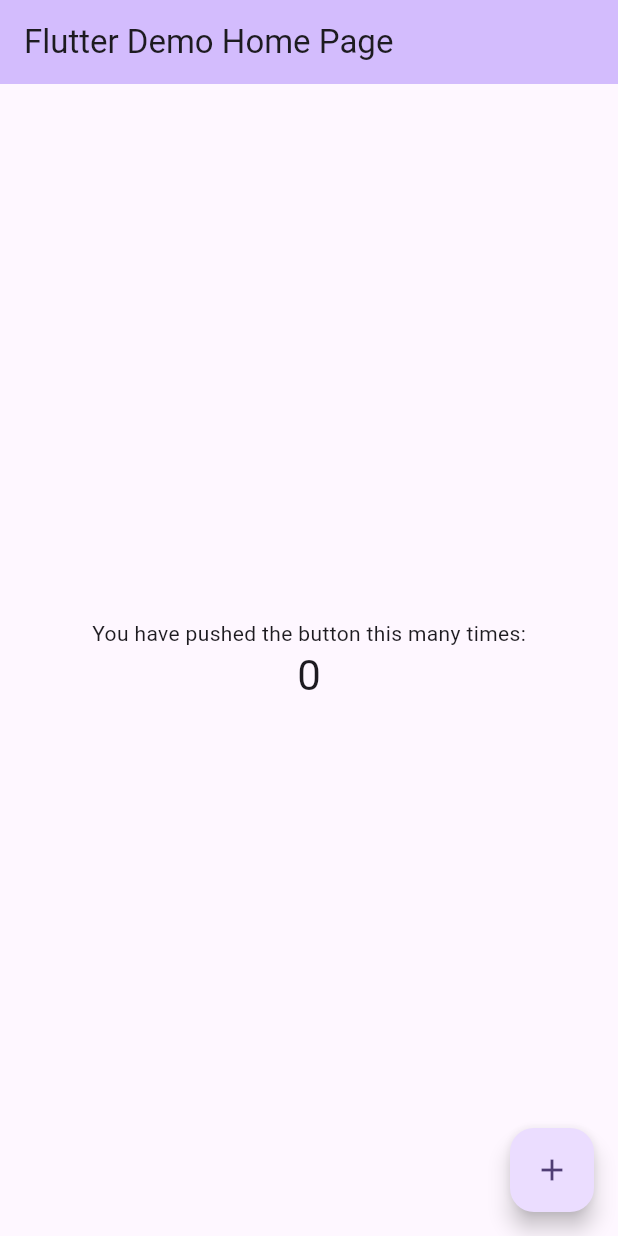
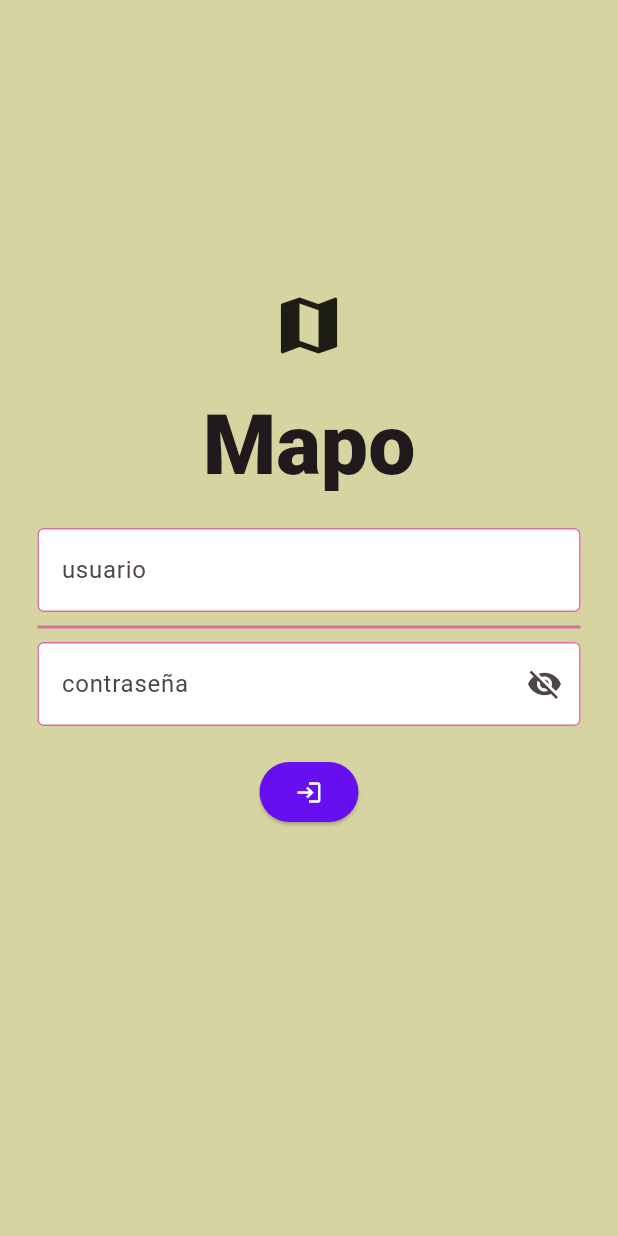
Before and after one commit to RemiH06/Mapo, a Flutter app: the screen it shows after launch, on a phone screen of 412 x 824 dp. Run offline on Flutter 3.47's test engine with Material 3 defaults, Android fonts, the phone set to English and light mode, and no system bars.

Commit message:
Primer update a la app de Flutter: versión 1 de la página de login

```diff
--- /dev/null
+++ b/mapo_flutter/assets/usuarios_fake.json
@@ -0,0 +1,4 @@
+{
+    "sofi": "1234",
+    "chofas": "5678"
+}
--- /dev/null
+++ b/mapo_flutter/lib/components/entry_boxes.dart
@@ -0,0 +1,64 @@
+import 'package:flutter/material.dart';
+
+// Esto es para cualquier entrada de texto que se haga
+
+class UserPass extends StatefulWidget {
+  final controller;
+  final String field_indicator;
+  final bool obscureText;
+  const UserPass({
+    super.key,
+    required this.controller,
+    required this.field_indicator,
+    required this.obscureText
+  });
+
+  @override
+  State<UserPass> createState() => _UserPassState();
+
+}
+
+class _UserPassState extends State<UserPass> {
+  late bool _obscure;
+
+  @override
+  void initState() {
+    super.initState();
+    _obscure = widget.obscureText;
+  }
+
+
+  @override
+  Widget build(BuildContext context) {
+    return Padding(
+      padding: const EdgeInsets.symmetric(horizontal: 25),
+      child: TextField(
+        controller: widget.controller,
+        obscureText: _obscure,
+        decoration: InputDecoration(
+          enabledBorder: OutlineInputBorder(
+            borderSide: BorderSide(color: Theme.of(context).colorScheme.primary),
+          ),
+          focusedBorder: OutlineInputBorder(
+            borderSide: BorderSide(color: Theme.of(context).colorScheme.secondary)
+          ),
+          fillColor: Colors.white,
+          filled: true,
+          hintText: widget.field_indicator,
+          suffixIcon: widget.field_indicator.toLowerCase().contains('contraseña')
+            ? IconButton(
+              icon: Icon(
+                _obscure ? Icons.visibility_off : Icons.visibility,
+              ),
+              onPressed: () {
+                setState(() {
+                  _obscure = !_obscure;
+                });
+              },
+            )
+            : null
+        ),
+      ),
+    );
+  }
+}
--- /dev/null
+++ b/mapo_flutter/lib/components/titles.dart
@@ -0,0 +1,23 @@
+import 'package:flutter/material.dart';
+
+// Este archivo es para cualquier preset que se haga relacionado con texto, ya sean títulos, subtítulos, párrafos, etc.
+
+class MainTitles extends StatelessWidget {
+  final String text;
+  const MainTitles({
+    super.key,
+    required this.text,
+  });
+
+  @override
+  Widget build(BuildContext context) {
+    return Padding(
+      padding: const EdgeInsets.symmetric(horizontal: 25),
+      child: Text(
+        text,
+        textAlign: TextAlign.center,
+        style: Theme.of(context).textTheme.headlineLarge,
+      ),
+    );
+  }
+}
--- a/mapo_flutter/lib/main.dart
+++ b/mapo_flutter/lib/main.dart
@@ -1,4 +1,6 @@
 import 'package:flutter/material.dart';
+import 'package:mapo_flutter/themes/light_theme.dart';
+import 'pages/login_page.dart';
 
 void main() {
   runApp(const MyApp());
@@ -7,116 +9,12 @@ void main() {
 class MyApp extends StatelessWidget {
   const MyApp({super.key});
 
-  // This widget is the root of your application.
   @override
   Widget build(BuildContext context) {
     return MaterialApp(
-      title: 'Flutter Demo',
-      theme: ThemeData(
-        // This is the theme of your application.
-        //
-        // TRY THIS: Try running your application with "flutter run". You'll see
-        // the application has a purple toolbar. Then, without quitting the app,
-        // try changing the seedColor in the colorScheme below to Colors.green
-        // and then invoke "hot reload" (save your changes or press the "hot
-        // reload" button in a Flutter-supported IDE, or press "r" if you used
-        // the command line to start the app).
-        //
-        // Notice that the counter didn't reset back to zero; the application
-        // state is not lost during the reload. To reset the state, use hot
-        // restart instead.
-        //
-        // This works for code too, not just values: Most code changes can be
-        // tested with just a hot reload.
-        colorScheme: ColorScheme.fromSeed(seedColor: Colors.deepPurple),
-      ),
-      home: const MyHomePage(title: 'Flutter Demo Home Page'),
+      title: 'Mapo',
+      theme: AppTheme.lightTheme,
+      home: LoginPage(),
     );
   }
 }
-
-class MyHomePage extends StatefulWidget {
-  const MyHomePage({super.key, required this.title});
-
-  // This widget is the home page of your application. It is stateful, meaning
-  // that it has a State object (defined below) that contains fields that affect
-  // how it looks.
-
-  // This class is the configuration for the state. It holds the values (in this
-  // case the title) provided by the parent (in this case the App widget) and
-  // used by the build method of the State. Fields in a Widget subclass are
-  // always marked "final".
-
-  final String title;
-
-  @override
-  State<MyHomePage> createState() => _MyHomePageState();
-}
-
-class _MyHomePageState extends State<MyHomePage> {
-  int _counter = 0;
-
-  void _incrementCounter() {
-    setState(() {
-      // This call to setState tells the Flutter framework that something has
-      // changed in this State, which causes it to rerun the build method below
-      // so that the display can reflect the updated values. If we changed
-      // _counter without calling setState(), then the build method would not be
-      // called again, and so nothing would appear to happen.
-      _counter++;
-    });
-  }
-
-  @override
-  Widget build(BuildContext context) {
-    // This method is rerun every time setState is called, for instance as done
-    // by the _incrementCounter method above.
-    //
-    // The Flutter framework has been optimized to make rerunning build methods
-    // fast, so that you can just rebuild anything that needs updating rather
-    // than having to individually change instances of widgets.
-    return Scaffold(
-      appBar: AppBar(
-        // TRY THIS: Try changing the color here to a specific color (to
-        // Colors.amber, perhaps?) and trigger a hot reload to see the AppBar
-        // change color while the other colors stay the same.
-        backgroundColor: Theme.of(context).colorScheme.inversePrimary,
-        // Here we take the value from the MyHomePage object that was created by
-        // the App.build method, and use it to set our appbar title.
-        title: Text(widget.title),
-      ),
-      body: Center(
-        // Center is a layout widget. It takes a single child and positions it
-        // in the middle of the parent.
-        child: Column(
-          // Column is also a layout widget. It takes a list of children and
-          // arranges them vertically. By default, it sizes itself to fit its
-          // children horizontally, and tries to be as tall as its parent.
-          //
-          // Column has various properties to control how it sizes itself and
-          // how it positions its children. Here we use mainAxisAlignment to
-          // center the children vertically; the main axis here is the vertical
-          // axis because Columns are vertical (the cross axis would be
-          // horizontal).
-          //
-          // TRY THIS: Invoke "debug painting" (choose the "Toggle Debug Paint"
-          // action in the IDE, or press "p" in the console), to see the
-          // wireframe for each widget.
-          mainAxisAlignment: MainAxisAlignment.center,
-          children: <Widget>[
-            const Text('You have pushed the button this many times:'),
-            Text(
-              '$_counter',
-              style: Theme.of(context).textTheme.headlineMedium,
-            ),
-          ],
-        ),
-      ),
-      floatingActionButton: FloatingActionButton(
-        onPressed: _incrementCounter,
-        tooltip: 'Increment',
-        child: const Icon(Icons.add),
-      ), // This trailing comma makes auto-formatting nicer for build methods.
-    );
-  }
-}
--- a/mapo_flutter/lib/pages/login_page.dart
+++ b/mapo_flutter/lib/pages/login_page.dart
@@ -0,0 +1,70 @@
+import 'package:flutter/material.dart';
+import 'package:mapo_flutter/components/titles.dart';
+import 'package:mapo_flutter/components/entry_boxes.dart';
+import 'dart:convert';
+import 'package:flutter/services.dart' show rootBundle;
+
+class LoginPage extends StatefulWidget {
+  LoginPage({super.key});
+
+  @override
+  State<LoginPage> createState() => _LoginPageState();
+
+}
+
+class _LoginPageState extends State<LoginPage> {
+  // Controllers para usuario y contraseña
+  final userController = TextEditingController();
+  final passController = TextEditingController();
+
+  Map<String, String> _users = {};
+  String _message = '';
+
+  @override
+  void initState() {
+    super.initState();
+    _loadUsers();
+  }
+
+  Future<void> _loadUsers() async {
+    final String jsonText = await rootBundle.loadString('assets/usuarios_fake.json');
+    final Map<String, dynamic> jsonMap = json.decode(jsonText);
+    setState(() {
+      _users = jsonMap.map((key,value) => MapEntry(key, value.toString()));
+    });
+  }
+
+  void _checkLogin() {
+    String usuario = userController.text.trim();
+    String password = passController.text.trim();
+
+    if (_users.containsKey(usuario) && _users[usuario] == password) {
+      setState(() {
+        _message = 'Login Exitoso';
+      });
+    } else {
+      setState(() {
+        _message = 'Usuario o Contraseña Incorrecta :(';
+      });
+    }
+  }
+
+  @override
+  Widget build(BuildContext context) {
+    return Scaffold(
+      body: Column(mainAxisAlignment: MainAxisAlignment.center, children: [
+        Icon(Icons.map, size: 50,),
+        const SizedBox(height: 20),
+        Center(child: MainTitles(text: 'Mapo'),),
+        const SizedBox(height: 20),
+        UserPass(controller: userController, field_indicator: 'usuario', obscureText: false),
+        Divider(height: 20, thickness: 2, color: Theme.of(context).colorScheme.primary, indent: 25, endIndent: 25,),
+        UserPass(controller: passController, field_indicator: 'contraseña', obscureText: true),
+        const SizedBox(height: 20,),
+        ElevatedButton(onPressed: _checkLogin, child: const Icon(Icons.login)),
+        const SizedBox(height: 10),
+        MainTitles(text: _message)
+      ],),
+    );
+  }
+}
--- a/mapo_flutter/lib/themes/light_theme.dart
+++ b/mapo_flutter/lib/themes/light_theme.dart
@@ -0,0 +1,28 @@
+import 'package:flutter/material.dart';
+
+// Este es un demo para un light theme que podamos usar
+// Más abajo habría que incluir un theme para dark mode (creo que Flutter puede generarlos automáticamente en base a tu light theme pero igual no sé si quieran uno custom made)
+class AppTheme {
+  static final ThemeData lightTheme = ThemeData(
+    brightness: Brightness.light,
+    primaryColor: Color.fromARGB(255, 214, 212, 160),
+    colorScheme: ColorScheme.fromSeed(
+      seedColor: Color.fromARGB(255, 230, 170, 206),
+      primary: Color.fromARGB(255, 214, 113, 160),
+      secondary: Color.fromARGB(255, 158, 46, 113),
+    ),
+    scaffoldBackgroundColor: Color.fromARGB(255, 214, 212, 160),
+    textTheme: const TextTheme(
+      headlineLarge: TextStyle(fontSize: 56, fontWeight: FontWeight.w900),
+      headlineMedium: TextStyle(fontSize: 32, fontWeight: FontWeight.normal),
+      bodyMedium: TextStyle(fontSize: 16, fontWeight: FontWeight.w700),
+
+    ),
+    elevatedButtonTheme: ElevatedButtonThemeData(
+      style: ElevatedButton.styleFrom(
+        backgroundColor: Color.fromARGB(255, 102, 16, 242),
+        foregroundColor: Color.fromARGB(255, 255, 255, 255),
+      )
+    )
+  );
+}
--- a/mapo_flutter/pubspec.yaml
+++ b/mapo_flutter/pubspec.yaml
@@ -58,9 +58,10 @@ flutter:
   uses-material-design: true
 
   # To add assets to your application, add an assets section, like this:
-  # assets:
+  assets:
   #   - images/a_dot_burr.jpeg
   #   - images/a_dot_ham.jpeg
+    - assets/usuarios_fake.json
 
   # An image asset can refer to one or more resolution-specific "variants", see
   # https://flutter.dev/to/resolution-aware-images
```
